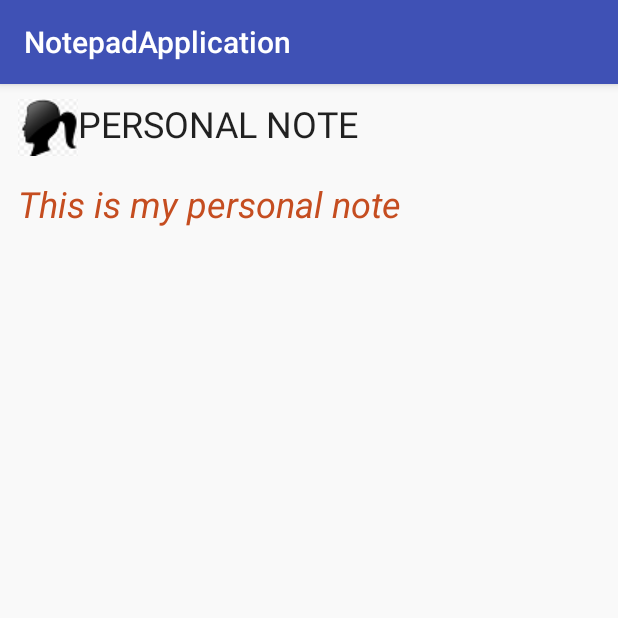
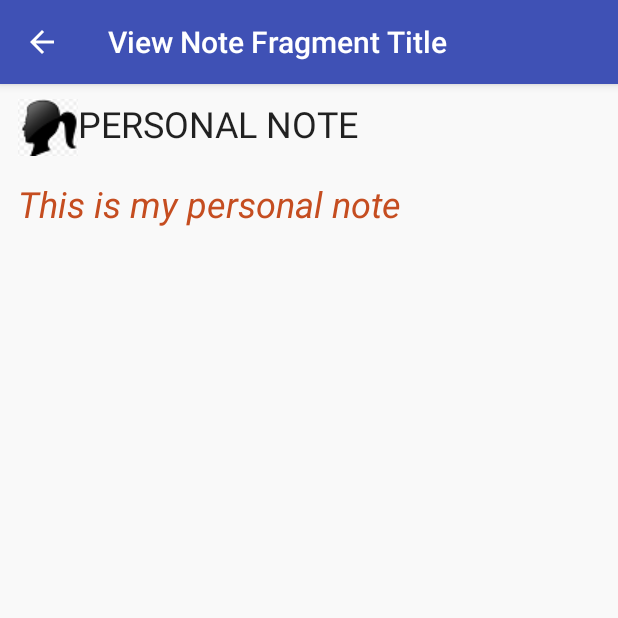
Before and after one commit to venuspathak/NotepadApplication2, an Android app: the screen it shows after launch (ActivityOfNoteDetails), after a tap on "PERSONAL NOTE", on a phone screen of 412 x 824 dp, the top half of it. Run offline under Robolectric (Android 15) with nearby library versions, the phone set to English and light mode, and no system bars.

Commit message:
October 4,2016 Shiv

```diff
--- a/app/src/main/AndroidManifest.xml
+++ b/app/src/main/AndroidManifest.xml
@@ -18,7 +18,10 @@
                 <category android:name="android.intent.category.LAUNCHER" />
             </intent-filter>
         </activity>
-        <activity android:name=".ActivityOfNoteDetails"></activity>
+        <activity
+            android:name=".ActivityOfNoteDetails"
+            android:parentActivityName=".MainActivity"
+            android:label="@string/edit_Note_Fragment_Title"></activity>
     </application>
 
 </manifest>
--- a/app/src/main/java/com/mobilecommerce/notepadapplication/ActivityOfNoteDetails.java
+++ b/app/src/main/java/com/mobilecommerce/notepadapplication/ActivityOfNoteDetails.java
@@ -20,8 +20,9 @@ public class ActivityOfNoteDetails extends AppCompatActivity {
         FragmentTransaction fragmentTransaction = fragmentManager.beginTransaction();
 
         ViewNoteFragment viewNoteFragment = new ViewNoteFragment();
+        setTitle(R.string.view_Note_Fragment_Title);
         fragmentTransaction.add(R.id.activity_of_note_details, viewNoteFragment, "VIEW_NOTE_FRAGMENT");
 
-        fragmentTransaction.commit();
+        fragmentTransaction.commit();// using commit here to make sure that everything we did above actually happens.
     }
 }
--- a/app/src/main/res/layout/main_activity_list_fragment.xml
+++ b/app/src/main/res/layout/main_activity_list_fragment.xml
@@ -7,7 +7,7 @@
     <!-- TODO: Update blank fragment layout -->
     <TextView
         android:layout_width="match_parent"
-        android:layout_height="match_parent"
-        android:text="@string/hello_blank_fragment" />
+        android:layout_height="match_parent"/>
+        //android:text="@string/hello_blank_fragment" />
 
 </FrameLayout>
--- /dev/null
+++ b/app/src/main/res/menu/menu_on_long_press.xml
@@ -0,0 +1,9 @@
+<?xml version="1.0" encoding="utf-8"?>
+<menu xmlns:android="http://schemas.android.com/apk/res/android"
+    android:layout_width="match_parent"
+    android:layout_height="match_parent">
+
+    <item android:id="@+id/edit"
+        android:title="Edit Note" />
+
+</menu>
--- a/app/src/main/res/values/strings.xml
+++ b/app/src/main/res/values/strings.xml
@@ -2,6 +2,14 @@
     <string name="app_name">NotepadApplication</string>
     <string name="action_settings">Settings</string>
 
+    <!-- Fragment title strings -->
+    <string name="view_Note_Fragment_Title">View Note Fragment Title</string>
+    <string name="edit_Note_Fragment_Title">Edit Note Fragment Title</string>
+
+    <!-- Main list Long Click Context Menu-->
+    <string name="edit_menu">Edit Menu</string>
+
     <!-- TODO: Remove or change this placeholder text -->
     <string name="hello_blank_fragment">Hello blank fragment</string>
+
 </resources>
```
Also changed, not shown: app/src/main/java/com/mobilecommerce/notepadapplication/EditNoteFragment.java (added, +29 -0 lines), app/src/main/java/com/mobilecommerce/notepadapplication/MainActivityListFragment.java (+24 -0 lines), app/src/main/res/layout/fragment_edit_note.xml (added, +39 -0 lines).
